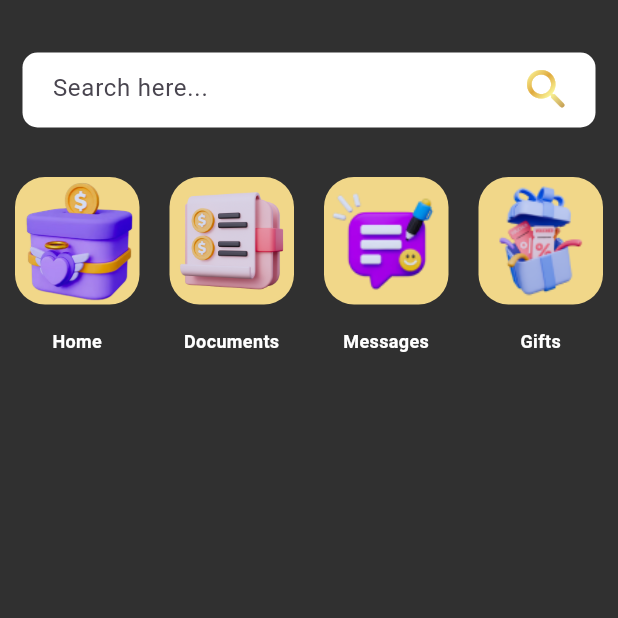
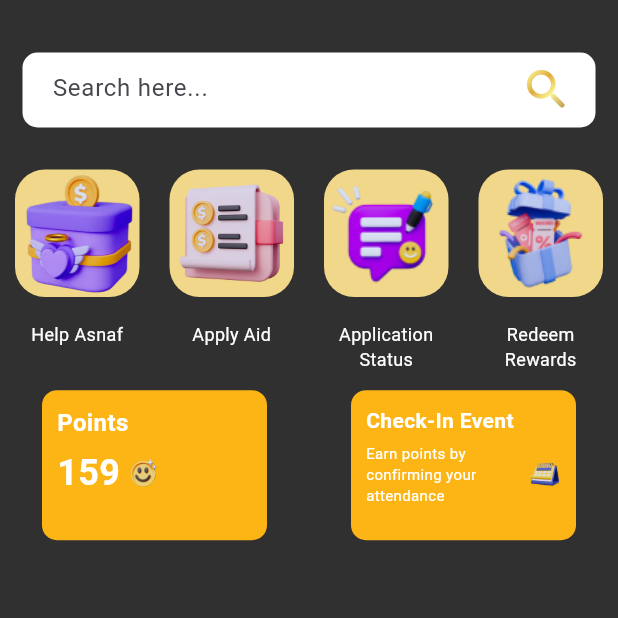
Before and after one commit to intanaqilah-mf/kitatongtong, a Flutter app: the screen it shows after launch, on a phone screen of 412 x 824 dp, the top half of it. Run offline on Flutter 3.47's test engine with Material 3 defaults, Android fonts, the phone set to English and light mode, and no system bars.

Commit message:
User points boxes added

```diff
--- a/lib/pages/HomePage.dart
+++ b/lib/pages/HomePage.dart
@@ -1,6 +1,7 @@
 import 'package:flutter/material.dart';
 import '../widgets/HomeAppBar.dart';
-import '../widgets/ItemsWidget.dart';
+import '../widgets/AsnafDashboard.dart';
+import '../widgets/UserPoints.dart';
 
 class HomePage extends StatelessWidget {
   @override
@@ -58,10 +59,8 @@ class HomePage extends StatelessWidget {
                     ],
                   ),
                 ),
-                Container(
-                  margin: EdgeInsets.only(top: 5),
-                  child: ItemsWidget(),
-                )
+                AsnafDashboard(),
+                UserPoints(),
               ],
             ),
           ),
--- a/lib/widgets/ItemsWidget.dart
+++ b/lib/widgets/AsnafDashboard.dart
@@ -1,9 +1,9 @@
 import 'package:flutter/material.dart';
 
-class ItemsWidget extends StatelessWidget {
+class AsnafDashboard extends StatelessWidget {
   Widget build(BuildContext context) {
     return GridView.count(
-      childAspectRatio: 0.7, // Keep the boxes square
+      childAspectRatio: 0.7,
       physics: NeverScrollableScrollPhysics(),
       crossAxisCount: 4,
       shrinkWrap: true,
@@ -12,8 +12,8 @@ class ItemsWidget extends StatelessWidget {
           Column(
             children: [
               Container(
-                height: 85, // Fixed height
-                width: 85,  // Fixed width
+                height: 85,
+                width: 85,
                 margin: EdgeInsets.symmetric(vertical: 8, horizontal: 10),
                 decoration: BoxDecoration(
                   color: Color(0xFFF1D789),
@@ -31,14 +31,20 @@ class ItemsWidget extends StatelessWidget {
                 ),
               ),
               SizedBox(height: 8),
-              Text(
-                getTextForIndex(i),
-                style: TextStyle(
-                  fontSize: 12,
-                  fontWeight: FontWeight.bold,
-                  color: Colors.white,
+              Container(
+                width: 85, // Limit the width of the text
+                child: Text(
+                  getTextForIndex(i),
+                  style: TextStyle(
+                    fontSize: 12,
+                    fontWeight: FontWeight.normal,
+                    color: Colors.white,
+                  ),
+                  textAlign: TextAlign.center,
+                  maxLines: 2,
+                  overflow: TextOverflow.ellipsis,
+                  softWrap: true,
                 ),
-                textAlign: TextAlign.center,
               ),
             ],
           ),
@@ -50,13 +56,13 @@ class ItemsWidget extends StatelessWidget {
 String getTextForIndex(int index) {
   switch (index) {
     case 1:
-      return "Home";
+      return "Help Asnaf";
     case 2:
-      return "Documents";
+      return "Apply Aid";
     case 3:
-      return "Messages";
+      return "Application Status";
     case 4:
-      return "Gifts";
+      return "Redeem Rewards";
     default:
       return "";
   }
--- /dev/null
+++ b/lib/widgets/UserPoints.dart
@@ -0,0 +1,116 @@
+import 'package:flutter/material.dart';
+
+class UserPoints extends StatelessWidget {
+  Widget build(BuildContext context) {
+    return GridView.count(
+      childAspectRatio: 1.5, // Adjust aspect ratio for better alignment
+      physics: NeverScrollableScrollPhysics(),
+      crossAxisCount: 2, // Two columns for two boxes
+      shrinkWrap: true,
+      children: [
+        // 1st Box - Points
+        Column(
+          children: [
+            Container(
+              height: 100,
+              width: 150,
+              margin: EdgeInsets.symmetric(vertical: 8, horizontal: 10),
+              padding: EdgeInsets.all(10),
+              decoration: BoxDecoration(
+                color: Color(0xFFFDB515),
+                borderRadius: BorderRadius.all(Radius.circular(10)),
+              ),
+              child: Column(
+                crossAxisAlignment: CrossAxisAlignment.start, // Align text to the left
+                children: [
+                  // Points Title
+                  Text(
+                    "Points",
+                    style: TextStyle(
+                      fontSize: 16,
+                      fontWeight: FontWeight.bold,
+                      color: Colors.white,
+                    ),
+                  ),
+                  SizedBox(height: 5), // Space between title and value
+                  // Row with Points Value and Smiley Icon
+                  Row(
+                    mainAxisAlignment: MainAxisAlignment.start,
+                    children: [
+                      Text(
+                        "159",
+                        style: TextStyle(
+                          fontSize: 24,
+                          fontWeight: FontWeight.bold,
+                          color: Colors.white,
+                        ),
+                      ),
+                      SizedBox(width: 5), // Space between text and icon
+                      Image.asset(
+                        "assets/Smiley.png",
+                        height: 20,
+                        fit: BoxFit.contain,
+                      ),
+                    ],
+                  ),
+                ],
+              ),
+            ),
+          ],
+        ),
+        // 2nd Box - Check-In Event
+        Column(
+          children: [
+            Container(
+              height: 100,
+              width: 150,
+              margin: EdgeInsets.symmetric(vertical: 8, horizontal: 10),
+              padding: EdgeInsets.all(10),
+              decoration: BoxDecoration(
+                color: Color(0xFFFDB515),
+                borderRadius: BorderRadius.all(Radius.circular(10)),
+              ),
+              child: Column(
+                crossAxisAlignment: CrossAxisAlignment.start, // Align text to the left
+                children: [
+                  // Check-In Event Title
+                  Text(
+                    "Check-In Event",
+                    style: TextStyle(
+                      fontSize: 14,
+                      fontWeight: FontWeight.bold,
+                      color: Colors.white,
+                    ),
+                  ),
+                  SizedBox(height: 5), // Space between title and description
+                  // Row with Description and Calendar Icon
+                  Row(
+                    mainAxisAlignment: MainAxisAlignment.start,
+                    children: [
+                      Expanded(
+                        child: Text(
+                          "Earn points by confirming your attendance",
+                          style: TextStyle(
+                            fontSize: 10,
+                            fontWeight: FontWeight.normal,
+                            color: Colors.white,
+                          ),
+                        ),
+                      ),
+                      SizedBox(width: 5), // Space between text and icon
+                      Image.asset(
+                        "assets/calendar.png", // Replace with your asset
+                        height: 20,
+                        fit: BoxFit.contain,
+                      ),
+                    ],
+                  ),
+                ],
+              ),
+            ),
+          ],
+        ),
+      ],
+    );
+  }
+}
```
Also changed, not shown: assets/Smiley.png (added), assets/calendar.png (added).
